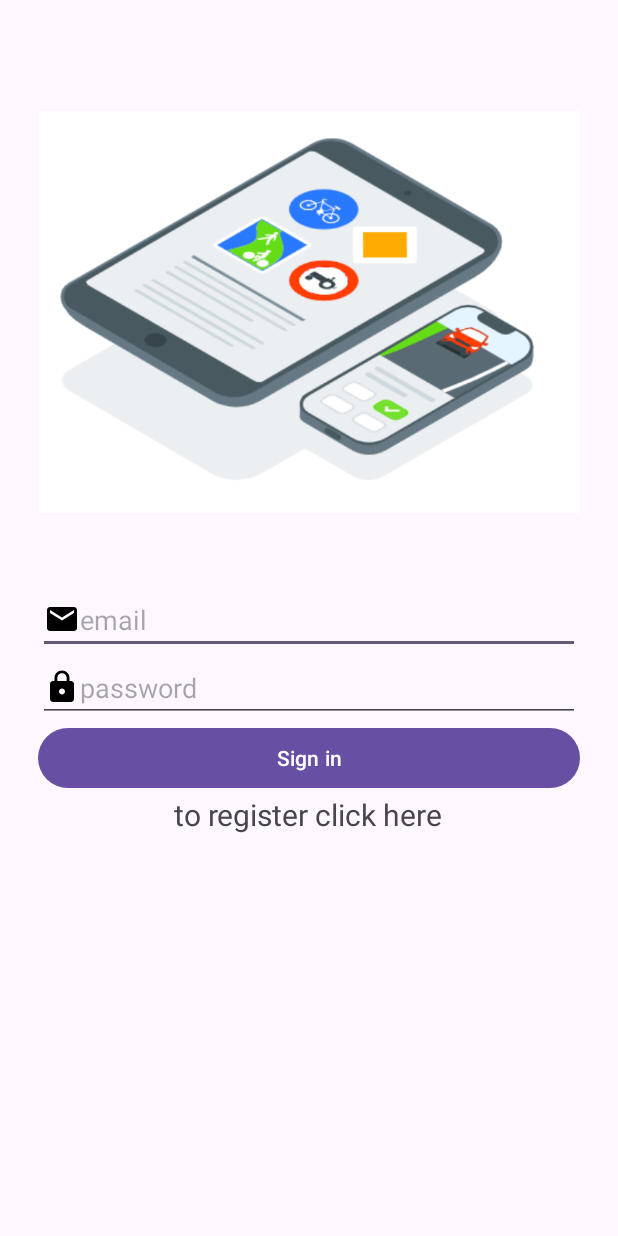
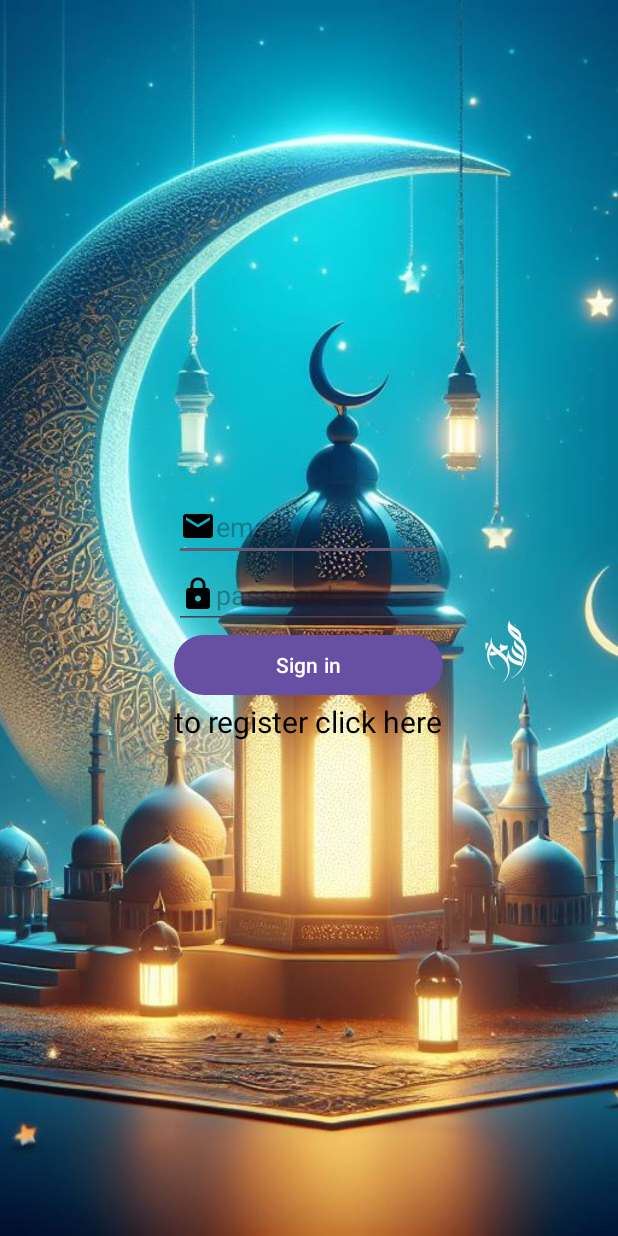
Before and after one commit to Ghaziyassine/AndroidQuizApp, an Android app: the screen it shows after launch (loginActivity), on a phone screen of 412 x 824 dp. Run offline under Robolectric (Android 15) with nearby library versions, the light colour scheme and no system bars; our stand-ins replace Firebase (no records; nobody signed in at launch, a user with empty details on screens opened directly).

Commit message:
LoginRamadan

```diff
--- a/app/src/main/res/layout/activity_login.xml
+++ b/app/src/main/res/layout/activity_login.xml
@@ -1,24 +1,31 @@
 <?xml version="1.0" encoding="utf-8"?>
-<LinearLayout xmlns:android="http://schemas.android.com/apk/res/android"
+<RelativeLayout xmlns:android="http://schemas.android.com/apk/res/android"
     xmlns:app="http://schemas.android.com/apk/res-auto"
     xmlns:tools="http://schemas.android.com/tools"
     android:layout_width="match_parent"
-    android:layout_height="match_parent"
-    android:layout_margin="25dp"
-    android:orientation="vertical"
-    tools:context=".loginActivity">
+    android:layout_height="match_parent">
 
     <ImageView
+        android:id="@+id/imageView"
+        android:layout_width="match_parent"
+        android:layout_height="match_parent"
+        android:scaleType="centerCrop"
+        android:src="@drawable/logo" />
+
+    <LinearLayout
         android:layout_width="wrap_content"
         android:layout_height="wrap_content"
-        android:src="@drawable/logo" />
+        android:layout_centerInParent="true"
+        android:orientation="vertical">
 
         <EditText
             android:id="@+id/etLogin"
             android:layout_width="match_parent"
             android:layout_height="wrap_content"
             android:drawableLeft="@drawable/baseline_mail_24"
-        android:hint="email" />
+            android:hint="email"
+            />
+
 
         <EditText
             android:id="@+id/etPassword"
@@ -33,11 +40,15 @@
             android:layout_width="match_parent"
             android:layout_height="wrap_content"
             android:text="Sign in" />
+
         <TextView
             android:layout_width="wrap_content"
             android:layout_height="wrap_content"
             android:text="to register click here"
+            android:textColor="@color/black"
             android:id="@+id/tvRegister"
             android:layout_gravity="center"
-        android:textSize="20dp"/>
+            android:textSize="20dp" />
     </LinearLayout>
+
+</RelativeLayout>
--- a/app/src/main/res/values/colors.xml
+++ b/app/src/main/res/values/colors.xml
@@ -2,4 +2,5 @@
 <resources>
     <color name="black">#FF000000</color>
     <color name="white">#FFFFFFFF</color>
+    <color name="green">#00FF00</color>
 </resources>
```
Also changed, not shown: app/src/main/java/com/example/quizapp_baghdad_ghazi/registerActivity.java (+31 -2 lines), app/src/main/res/layout/activity_main.xml (+45 -8 lines), app/src/main/res/layout/activity_register.xml (+18 -6 lines), app/src/main/res/drawable/logo.jpg (added), app/src/main/res/drawable/logo.png (deleted). Lines whose indentation alone changed are shown as unchanged.
